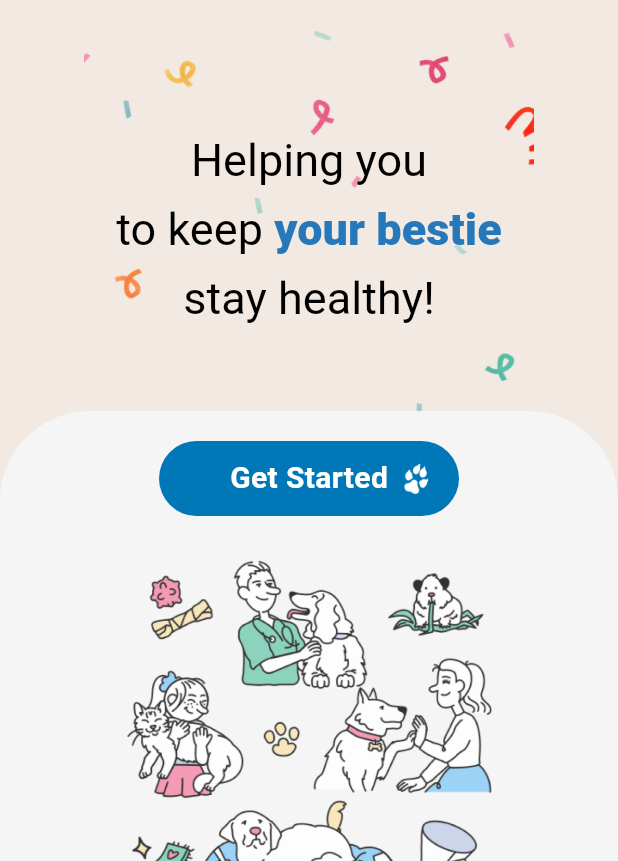
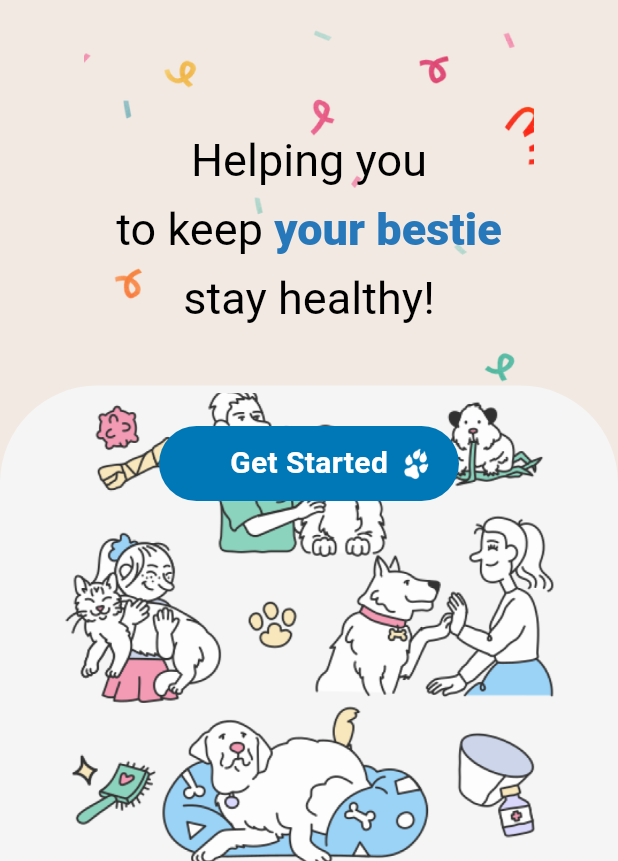
Before and after one commit to Shaliha07/petshop, a Flutter app: the screen it shows after launch, on a phone screen of 412 x 824 dp, the part 375-1236 px from its top. Run offline on Flutter 3.47's test engine with Material 3 defaults, Android fonts, the phone set to English and light mode, and no system bars.

Commit message:
GettingStarted - Done.

```diff
--- a/lib/getstarted.dart
+++ b/lib/getstarted.dart
@@ -2,10 +2,13 @@ import 'package:flutter/material.dart';
 import 'login.dart'; // Import the LoginPage
 
 class GetStartedPage extends StatelessWidget {
+  const GetStartedPage({super.key});
+
   @override
   Widget build(BuildContext context) {
     return Scaffold(
-      backgroundColor: Color(0xFFF2E9E2), // Background color for the whole page
+      backgroundColor:
+          const Color(0xFFF2E9E2), // Background color for the whole page
       body: SafeArea(
         child: Column(
           mainAxisAlignment: MainAxisAlignment.center,
@@ -18,7 +21,7 @@ class GetStartedPage extends StatelessWidget {
                 child: Column(
                   children: [
                     // Logo
-                    Container(
+                    SizedBox(
                       width: 200,
                       height: 200,
                       child: Center(
@@ -28,7 +31,7 @@ class GetStartedPage extends StatelessWidget {
                         ),
                       ),
                     ),
-                    SizedBox(height: 20),
+                    const SizedBox(height: 20),
                     // Slogan with background image
                     Container(
                       width: 300, // Matches the given layout width
@@ -47,7 +50,7 @@ class GetStartedPage extends StatelessWidget {
                           Center(
                             child: RichText(
                               textAlign: TextAlign.center,
-                              text: TextSpan(
+                              text: const TextSpan(
                                 style: TextStyle(
                                   fontSize: 30,
                                   height:
@@ -77,7 +80,7 @@ class GetStartedPage extends StatelessWidget {
                                     style: TextStyle(
                                       fontWeight:
                                           FontWeight.w800, // Bold weight
-                                      color: const Color.fromARGB(
+                                      color: Color.fromARGB(
                                           255, 39, 120, 186), // Blue color
                                     ),
                                   ),
@@ -102,23 +105,33 @@ class GetStartedPage extends StatelessWidget {
             ),
             // Get Started Button with Paw Image and Illustration Image
             Container(
-              height: 300,
+              height: 317,
+              padding: const EdgeInsets.only(top: 5),
               decoration: BoxDecoration(
                 color: Colors.grey[100],
-                borderRadius: BorderRadius.vertical(top: Radius.circular(60)),
+                borderRadius:
+                    const BorderRadius.vertical(top: Radius.circular(65)),
               ),
-              child: Column(
+              child: Stack(
+                alignment: Alignment.center, // Center the content horizontally
                 children: [
-                  SizedBox(height: 20),
-                  // Get Started Button
-                  GetStartedButton(),
-                  // Illustration Image
-                  Positioned(
+                  // Pets illustration (background image)
+                  Padding(
+                    padding: const EdgeInsets.symmetric(horizontal: 5.0),
                     child: Image.asset(
-                      'images/People caring for their pets.png', // Local asset path
-                      height: 300,
-                      width: 300,
+                      'images/People caring for their pets.png', // Image asset path
+                      height: 450, // Adjust height if necessary
+                      width: 430,
+                      fit: BoxFit
+                          .cover, // Ensures the image fills the space without distortion
                     ),
+                  ),
+                  // Positioned Get Started Button (moved to bottom)
+                  const Positioned(
+                    bottom:
+                        240, // Position the button closer to the bottom of the section
+                    child:
+                        GetStartedButton(), // Get Started button overlays at the bottom of the section
                   ),
                 ],
               ),
@@ -132,12 +145,14 @@ class GetStartedPage extends StatelessWidget {
 
 // GetStartedButton Widget (StatefulWidget for color-changing effect)
 class GetStartedButton extends StatefulWidget {
+  const GetStartedButton({super.key});
+
   @override
   _GetStartedButtonState createState() => _GetStartedButtonState();
 }
 
 class _GetStartedButtonState extends State<GetStartedButton> {
-  Color _buttonColor = Color(0xFF0077B6); // Initial color
+  Color _buttonColor = const Color(0xFF0077B6); // Initial color
 
   @override
   Widget build(BuildContext context) {
@@ -157,7 +172,7 @@ class _GetStartedButtonState extends State<GetStartedButton> {
       onTapUp: (_) {
         setState(() {
           _buttonColor =
-              Color(0xFF00B4D8); // Revert to original color when released
+              const Color(0xFF00B4D8); // Revert to original color when released
         });
       },
       child: Stack(
@@ -171,7 +186,7 @@ class _GetStartedButtonState extends State<GetStartedButton> {
               color: _buttonColor,
               borderRadius: BorderRadius.circular(30),
             ),
-            child: Center(
+            child: const Center(
               child: Text(
                 "Get Started",
                 style: TextStyle(
```
Also changed, not shown: lib/login.dart (+10 -11 lines).
